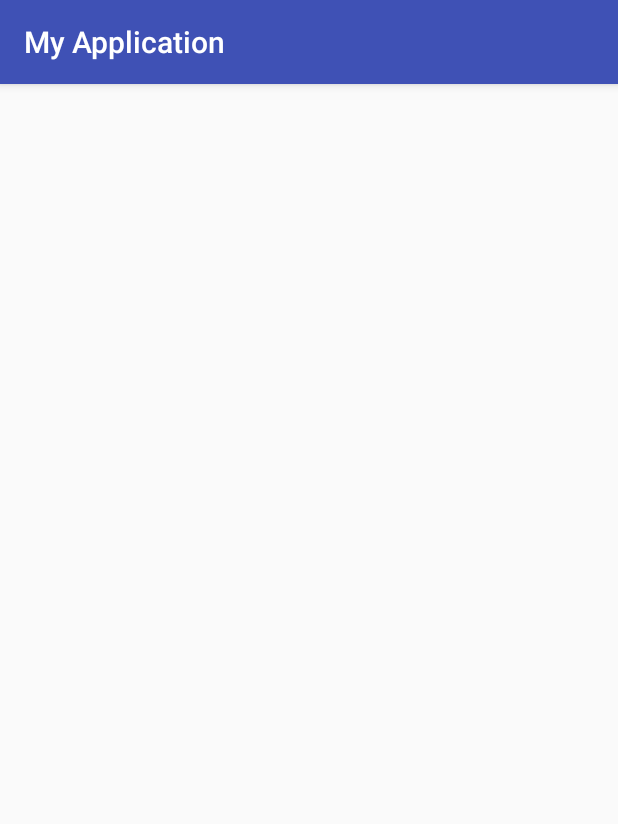
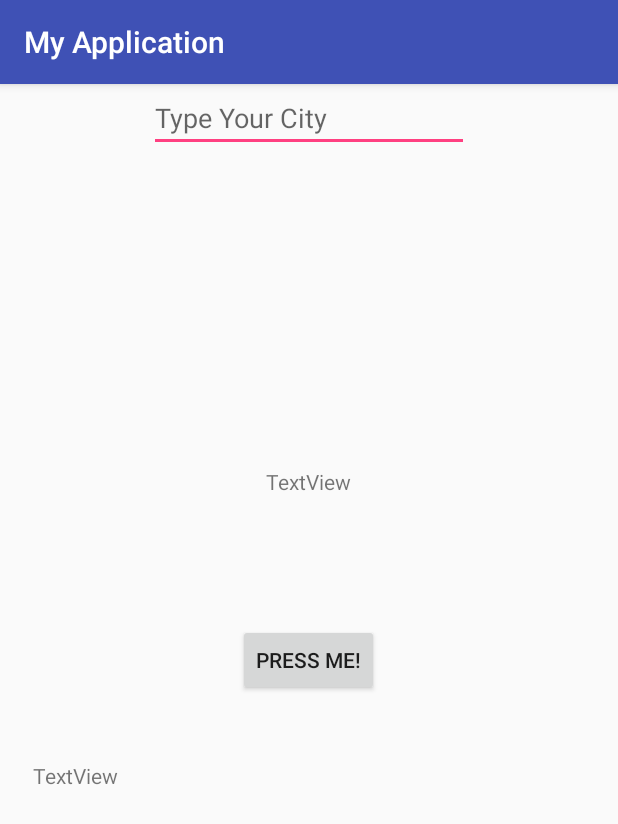
Before and after one commit to Vityauh/ListTask, an Android app: the WeatherActivity screen opened directly, with no data from a screen before it, on a phone screen of 412 x 824 dp. Shown: the top 824 px of the screen. Run offline under Robolectric (Android 15) with nearby library versions, the phone set to English and light mode, and no system bars; our stand-ins replace ButterKnife.

Commit message:
Weather activity update

```diff
--- a/app/build.gradle
+++ b/app/build.gradle
@@ -29,4 +29,6 @@ dependencies {
     compile 'com.jakewharton:butterknife:8.5.1'
     testCompile 'junit:junit:4.12'
     annotationProcessor 'com.jakewharton:butterknife-compiler:8.5.1'
+    compile 'commons-io:commons-io:2.5'
+    compile 'joda-time:joda-time:2.9.7'
 }
--- a/app/src/main/AndroidManifest.xml
+++ b/app/src/main/AndroidManifest.xml
@@ -2,6 +2,7 @@
 <manifest xmlns:android="http://schemas.android.com/apk/res/android"
     package="com.example.demon.myapplication">
 
+    <uses-permission android:name="android.permission.INTERNET"/>
     <application
         android:allowBackup="true"
         android:icon="@mipmap/ic_launcher"
--- a/app/src/main/java/com/example/demon/myapplication/MainActivity.java
+++ b/app/src/main/java/com/example/demon/myapplication/MainActivity.java
@@ -7,13 +7,10 @@ import android.view.View;
 import android.widget.AdapterView;
 import android.widget.ArrayAdapter;
 import android.widget.ListView;
-
 import com.example.demon.myapplication.ListViewsActivities.NewsFromWorldActivity;
 import com.example.demon.myapplication.ListViewsActivities.SportNewsActivity;
 import com.example.demon.myapplication.ListViewsActivities.WeatherActivity;
-
 import java.util.ArrayList;
-
 import butterknife.BindView;
 import butterknife.ButterKnife;
 
--- a/app/src/main/res/layout/activity_weather.xml
+++ b/app/src/main/res/layout/activity_weather.xml
@@ -1,9 +1,52 @@
 <?xml version="1.0" encoding="utf-8"?>
-<android.support.constraint.ConstraintLayout xmlns:android="http://schemas.android.com/apk/res/android"
+<RelativeLayout xmlns:android="http://schemas.android.com/apk/res/android"
     xmlns:app="http://schemas.android.com/apk/res-auto"
     xmlns:tools="http://schemas.android.com/tools"
     android:layout_width="match_parent"
     android:layout_height="match_parent"
     tools:context="com.example.demon.myapplication.ListViewsActivities.WeatherActivity">
 
-</android.support.constraint.ConstraintLayout>
+    <EditText
+        android:id="@+id/cityEditText"
+        android:layout_width="wrap_content"
+        android:layout_height="wrap_content"
+        android:ems="10"
+        android:hint="Type Your City"
+        android:inputType="textPersonName"
+        tools:layout_editor_absoluteX="84dp"
+        tools:layout_editor_absoluteY="16dp"
+        android:layout_alignParentTop="true"
+        android:layout_centerHorizontal="true" />
+
+    <TextView
+        android:id="@+id/cityTextView"
+        android:layout_width="wrap_content"
+        android:layout_height="wrap_content"
+        android:text="TextView"
+        tools:layout_editor_absoluteX="162dp"
+        tools:layout_editor_absoluteY="104dp"
+        android:layout_above="@+id/checkWeatherButton"
+        android:layout_centerHorizontal="true"
+        android:layout_marginBottom="85dp" />
+
+    <TextView
+        android:id="@+id/descriptionTextView"
+        android:layout_width="368dp"
+        android:layout_height="wrap_content"
+        android:text="TextView"
+        tools:layout_editor_absoluteX="8dp"
+        tools:layout_editor_absoluteY="169dp"
+        android:layout_below="@+id/checkWeatherButton"
+        android:layout_centerHorizontal="true"
+        android:layout_marginTop="43dp" />
+
+    <Button
+        android:id="@+id/checkWeatherButton"
+        android:layout_width="wrap_content"
+        android:layout_height="wrap_content"
+        android:text="Press Me!"
+        tools:layout_editor_absoluteX="147dp"
+        tools:layout_editor_absoluteY="270dp"
+        android:layout_centerVertical="true"
+        android:layout_centerHorizontal="true" />
+</RelativeLayout>
```
Also changed, not shown: app/src/main/java/com/example/demon/myapplication/ListViewsActivities/WeatherActivity.java (+106 -4 lines).
